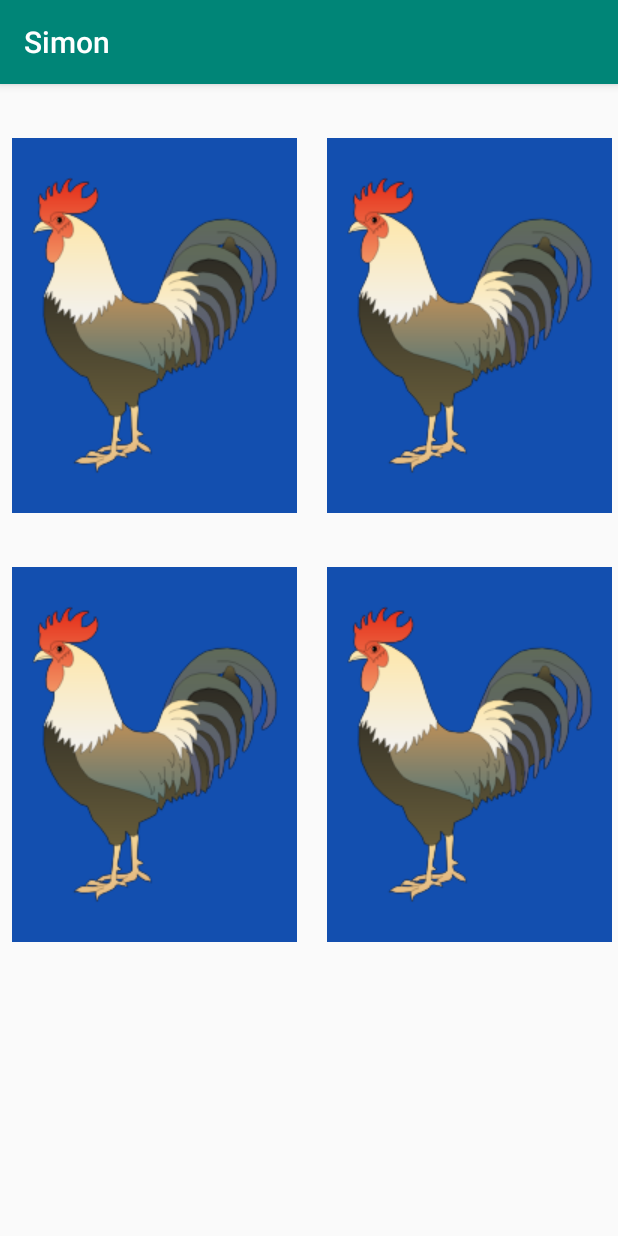
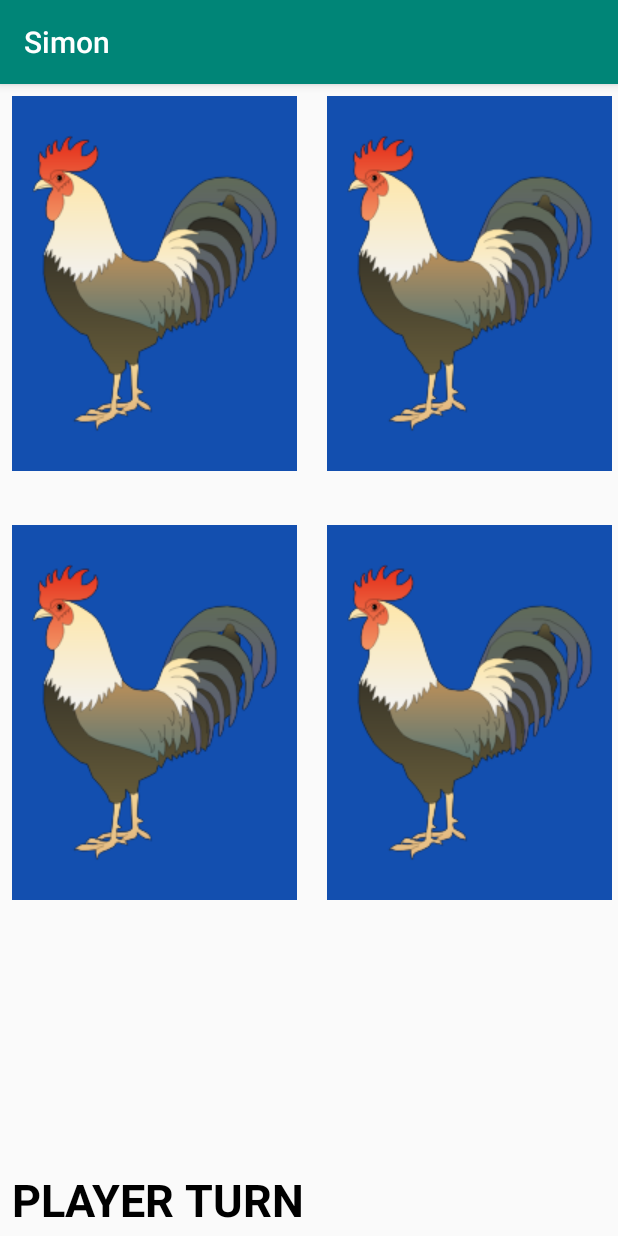
Before and after one commit to mcarnahan2/Simon, an Android app: the SurpriseActivity screen opened directly, with no data from a screen before it, after a tap on an icon or button, on a phone screen of 412 x 824 dp. Run offline under Robolectric (Android 15) with nearby library versions, the phone set to English and light mode, and no system bars.

Commit message:
Changes made to SurpriseActivity

```diff
--- a/app/src/main/java/edu/apsu/simon/EliminationActivity.java
+++ b/app/src/main/java/edu/apsu/simon/EliminationActivity.java
@@ -97,6 +97,7 @@ public class EliminationActivity extends AppCompatActivity implements View.OnCli
                 new DialogInterface.OnClickListener() {
                     @Override
                     public void onClick(DialogInterface dialogInterface, int i) {
+                        startGame();
                     }
                 });
         AlertDialog alertDialog = dialog.create();
@@ -137,7 +138,7 @@ public class EliminationActivity extends AppCompatActivity implements View.OnCli
    to delay when the game starts */
     private void startGame() {
 
-        textview_player.setText("SIMON");
+        textview_player.setText("SIMON TURN");
         player1=false;
 
         Handler handler = new Handler();
--- a/app/src/main/java/edu/apsu/simon/SurpriseActivity.java
+++ b/app/src/main/java/edu/apsu/simon/SurpriseActivity.java
@@ -1,16 +1,40 @@
 package edu.apsu.simon;
 
+import android.content.DialogInterface;
 import android.media.AudioAttributes;
 import android.media.SoundPool;
 import android.os.Bundle;
+import android.os.Handler;
+import android.support.v7.app.AlertDialog;
 import android.support.v7.app.AppCompatActivity;
 import android.util.Log;
 import android.view.View;
+import android.widget.ImageButton;
+import android.widget.TextView;
 
+import java.util.ArrayList;
 import java.util.HashSet;
+import java.util.Random;
 import java.util.Set;
 
-public class SurpriseActivity extends AppCompatActivity {
+public class SurpriseActivity extends AppCompatActivity implements View.OnClickListener {
+    private ArrayList<Integer> sequence;
+    private Handler handler;
+
+    private ImageButton rooster_imageButton00;
+    private ImageButton rooster_imageButton01;
+    private ImageButton rooster_imageButton10;
+    private ImageButton rooster_imageButton11;
+
+    private TextView textview_player;
+    private boolean player1;
+
+    private int rooster00;
+  /*  private int rooster01;
+    private int rooster10;
+    private int rooster11;*/
+    private int selection;
+
     private SoundPool soundPool;
 
     private Set<Integer> soundsLoaded;
@@ -22,12 +46,11 @@ public class SurpriseActivity extends AppCompatActivity {
 
         soundsLoaded = new HashSet<Integer>();
 
-    }
+        sequence = new ArrayList<>();
 
-    @Override
-    protected void onResume() {
-        super.onResume();
+        handler = new Handler();
 
+        soundsLoaded = new HashSet<Integer>();
         AudioAttributes.Builder attrBuilder = new AudioAttributes.Builder();
         attrBuilder.setUsage(AudioAttributes.USAGE_GAME);
 
@@ -48,37 +71,174 @@ public class SurpriseActivity extends AppCompatActivity {
             }
         });
 
-        final int rooster00 = soundPool.load(this, R.raw.rooster, 1);
-        findViewById(R.id.rooster_imageButton00).setOnClickListener(new View.OnClickListener() {
+        rooster00 = soundPool.load(this, R.raw.rooster, 1);
+       /* rooster01 = soundPool.load(this, R.raw.rooster, 1);
+        rooster10 = soundPool.load(this, R.raw.rooster, 1);
+        rooster11 = soundPool.load(this, R.raw.rooster, 1);
+*/
+        textview_player = findViewById(R.id.textview_player);
+
+        rooster_imageButton00 = findViewById(R.id.rooster_imageButton00);
+        rooster_imageButton00.setOnClickListener(this);
+        rooster_imageButton01 = findViewById(R.id.rooster_imageButton01);
+        rooster_imageButton01.setOnClickListener(this);
+        rooster_imageButton10 = findViewById(R.id.rooster_imageButton10);
+        rooster_imageButton10.setOnClickListener(this);
+        rooster_imageButton11 = findViewById(R.id.rooster_imageButton11);
+        rooster_imageButton11.setOnClickListener(this);
+
+
+        AlertDialog.Builder dialog = new AlertDialog.Builder(this);
+        dialog.setTitle("Rules!");
+        dialog.setMessage("In this game every lens has the same sound and color," +
+                "(red, green, blue, yellow). With no sound or color cues to rely on," +
+                "can you remember and repeat the signals by location only? ");
+        dialog.setPositiveButton("Let's Play",
+                new DialogInterface.OnClickListener() {
+                    @Override
+                    public void onClick(DialogInterface dialogInterface, int i) {
+                        startGame();
+                    }
+                });
+        AlertDialog alertDialog = dialog.create();
+        alertDialog.show();
+
+    }
+
+    @Override
+    public void onClick(View v) {
+        startGame();
+
+        if (player1 = true) {
+            if (rooster_imageButton00.isSelected()){
+                buttonColors(rooster_imageButton00, getColor(R.color.blue), getColor(
+                        R.color.light_blue));
+                compareSequence(0);
+            }
+            if (rooster_imageButton01.isSelected()){
+                buttonColors(rooster_imageButton01, getColor(R.color.blue), getColor(
+                        R.color.light_blue));
+                compareSequence(0);
+            }
+            if (rooster_imageButton10.isSelected()){
+                buttonColors(rooster_imageButton10, getColor(R.color.blue), getColor(
+                        R.color.light_blue));
+                compareSequence(0);
+            }
+            if (rooster_imageButton11.isSelected()){
+                buttonColors(rooster_imageButton11, getColor(R.color.blue), getColor(
+                        R.color.light_blue));
+                compareSequence(0);
+            }
+        }
+
+    }
+
+    /*The computer goes first and then it is the players turn, use a handler to
+    to delay when the game starts */
+    private void startGame() {
+
+        textview_player.setText("SIMON TURN");
+        player1=false;
+
+        Handler handler = new Handler();
+        handler.postDelayed(new Runnable() {
             @Override
-            public void onClick(View v) {
-                playSound(rooster00);
+            public void run() {
+                sequence();
             }
-        });
+        }, 3000);
+    }
 
-        final int rooster01 = soundPool.load(this, R.raw.rooster, 1);
-        findViewById(R.id.rooster_imageButton01).setOnClickListener(new View.OnClickListener() {
+    private void gameOver() {
+        AlertDialog.Builder dialog = new AlertDialog.Builder(this);
+        dialog.setMessage("GAME OVER ");
+        AlertDialog alertDialog = dialog.create();
+        alertDialog.show();
+    }
+
+    //Turning the button colors from light to dark
+    private void buttonColors(final ImageButton button, final int dark, int light) {
+        button.setBackgroundColor(light);
+
+        if (rooster_imageButton00.isSelected() || rooster_imageButton11.isSelected() ||
+        rooster_imageButton10.isSelected() || rooster_imageButton01.isSelected()) {
+            playSound(rooster00);
+        }
+
+        handler.postDelayed(new Runnable() {
             @Override
-            public void onClick(View v) {
-                playSound(rooster01);
+            public void run() {
+                button.setBackgroundColor(dark);
             }
-        });
+        }, 500);
+    }
 
-        final int rooster10 = soundPool.load(this, R.raw.rooster, 1);
-        findViewById(R.id.rooster_imageButton10).setOnClickListener(new View.OnClickListener() {
-            @Override
-            public void onClick(View v) {
-                playSound(rooster10);
-            }
-        });
+    private void playSound(int soundId) {
+        if (soundsLoaded.contains(soundId)) {
+            soundPool.play(soundId, 1.0f, 1.0f, 0, 0, 1.0f);
+        }
+    }
 
-        final int rooster11 = soundPool.load(this, R.raw.rooster, 1);
-        findViewById(R.id.rooster_imageButton11).setOnClickListener(new View.OnClickListener() {
-            @Override
-            public void onClick(View v) {
-                playSound(rooster11);
-            }
-        });
+    //Button is activated based on the choice from the computer
+    private void activateButton(int x) {
+        if (x >= 0 && x <= 3) {
+            playSound(rooster00);
+            buttonColors(rooster_imageButton00, getColor(R.color.blue), getColor(
+                    R.color.light_blue));
+            buttonColors(rooster_imageButton01, getColor(R.color.blue), getColor(
+                    R.color.light_blue));
+            buttonColors(rooster_imageButton10, getColor(R.color.blue), getColor(
+                    R.color.light_blue));
+            buttonColors(rooster_imageButton11, getColor(R.color.blue), getColor(
+                    R.color.light_blue));
+        }
+    }
+
+    //Changes the sequence to what buttons are being pressed
+    private void sequence() {
+        Random random = new Random();
+        int key = random.nextInt(4);
+        sequence.add(key);
+        showSequence(0);
+    }
+
+    //Displays sequence for the player
+    private void showSequence (final int x){
+        if (x<sequence.size()){
+
+            activateButton(sequence.get(x));
+
+            handler.postDelayed(new Runnable() {
+                @Override
+                public void run() {
+                    showSequence( x +1);
+                }
+            }, 800);
+        } else {
+            textview_player.setText("PLAYER TURN");
+            player1=true;
+            selection=0;
+        }
+
+    }
+
+    private void compareSequence (int x){
+        if(x==sequence.get(selection)) {
+            selection++;
+        } else {
+            gameOver();
+        }
+
+        if (selection>=sequence.size()){
+            startGame();
+        }
+    }
+
+
+    @Override
+    protected void onResume() {
+        super.onResume();
     }
 
     @Override
@@ -92,10 +252,4 @@ public class SurpriseActivity extends AppCompatActivity {
         }
     }
 
-    private void playSound(int soundId) {
-        if (soundsLoaded.contains(soundId)) {
-            soundPool.play(soundId, 1.0f, 1.0f, 0, 0, 1.0f);
-        }
-    }
-
 }
--- a/app/src/main/res/layout/activity_surprise.xml
+++ b/app/src/main/res/layout/activity_surprise.xml
@@ -6,12 +6,28 @@
     android:layout_width="match_parent"
     android:layout_height="match_parent">
 
+    <TextView
+        android:id="@+id/textview_player"
+        android:layout_width="wrap_content"
+        android:layout_height="wrap_content"
+        android:layout_marginStart="8dp"
+        android:layout_marginEnd="8dp"
+        android:layout_marginBottom="4dp"
+        android:text="SIMON TURN"
+        android:textSize="30sp"
+        android:textStyle="bold"
+        android:textColor="@android:color/black"
+        app:layout_constraintBottom_toBottomOf="parent"
+        app:layout_constraintEnd_toEndOf="parent"
+        app:layout_constraintHorizontal_bias="0.0"
+        app:layout_constraintStart_toStartOf="parent" />
+
     <ImageButton
         android:id="@+id/rooster_imageButton00"
         android:layout_width="190dp"
         android:layout_height="250dp"
         android:layout_marginStart="8dp"
-        android:layout_marginTop="36dp"
+        android:layout_marginTop="8dp"
         android:background="@color/blue"
         app:layout_constraintStart_toStartOf="parent"
         app:layout_constraintTop_toTopOf="parent"
@@ -22,7 +38,7 @@
         android:layout_width="190dp"
         android:layout_height="250dp"
         android:layout_marginStart="20dp"
-        android:layout_marginTop="36dp"
+        android:layout_marginTop="8dp"
         android:background="@color/blue"
         app:layout_constraintStart_toEndOf="@+id/rooster_imageButton00"
         app:layout_constraintTop_toTopOf="parent"
```
